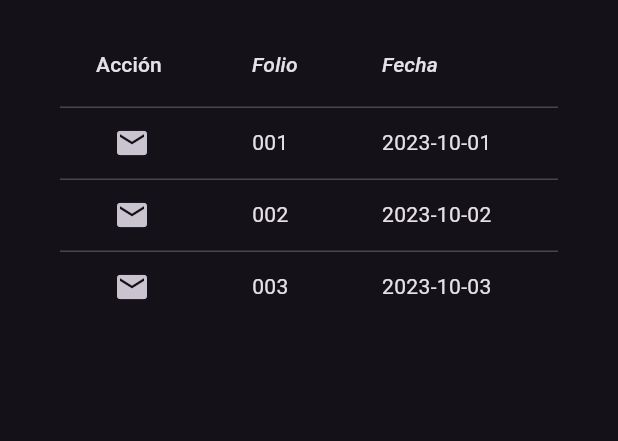
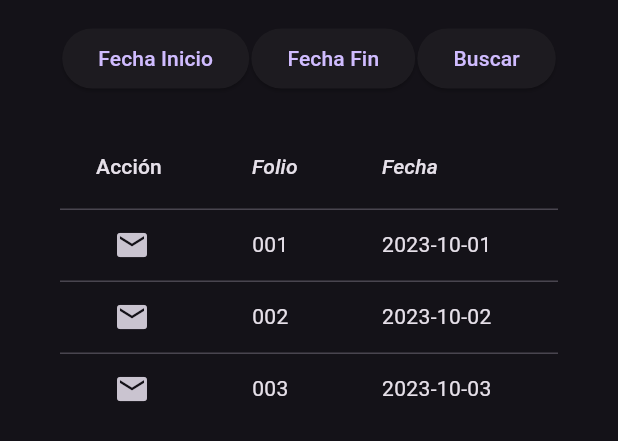
Before and after one commit to giosave/ticket_tracking, a Flutter app: the HomeScreenTable widget shown alone on an empty page, opened directly, on a phone screen of 412 x 824 dp. Shown: the top 441 px of the screen. Run offline on Flutter 3.47's test engine with Material 3 defaults, Android fonts, the phone set to English and light mode, and no system bars.

Commit message:
Agregando datepicker

```diff
--- a/lib/widgets/home_screen_table.dart
+++ b/lib/widgets/home_screen_table.dart
@@ -9,10 +9,55 @@ class HomeScreenTable extends StatelessWidget {
   @override
   Widget build(BuildContext context) {
     final ScrollController _scrollController = ScrollController();
+    DateTime? _startDate;
+    DateTime? _endDate;
 
     return Padding(
       padding: const EdgeInsets.only(left: 40, right: 40, top: 15),
-      child: Scrollbar(
+      child: Column(
+        children: [
+          Row(
+            mainAxisAlignment: MainAxisAlignment.spaceEvenly,
+            children: [
+              ElevatedButton(
+                onPressed: () async {
+                  DateTime? picked = await showDatePicker(
+                    context: context,
+                    initialDate: DateTime.now(),
+                    firstDate: DateTime(2000),
+                    lastDate: DateTime(2101),
+                  );
+                  if (picked != null && picked != _startDate) {
+                    _startDate = picked;
+                  }
+                },
+                child: Text(_startDate == null ? 'Fecha Inicio' : _startDate.toString()),
+              ),
+              ElevatedButton(
+                onPressed: () async {
+                  DateTime? picked = await showDatePicker(
+                    context: context,
+                    initialDate: DateTime.now(),
+                    firstDate: DateTime(2000),
+                    lastDate: DateTime(2101),
+                  );
+                  if (picked != null && picked != _endDate) {
+                    _endDate = picked;
+                  }
+                },
+                child: Text(_endDate == null ? 'Fecha Fin' : _endDate.toString()),
+              ),
+              ElevatedButton(
+                onPressed: () {
+                  print('Fecha Inicio: $_startDate');
+                  print('Fecha Fin: $_endDate');
+                },
+                child: const Text('Buscar'),
+              ),
+            ],
+          ),
+          const SizedBox(height: 20),
+          Scrollbar(
             controller: _scrollController,
             child: SingleChildScrollView(
               controller: _scrollController,
@@ -250,6 +295,8 @@ class HomeScreenTable extends StatelessWidget {
               ),
             ),
           ),
+        ],
+      ),
     );
   }
 }
```
Lines whose indentation alone changed are shown as unchanged.
